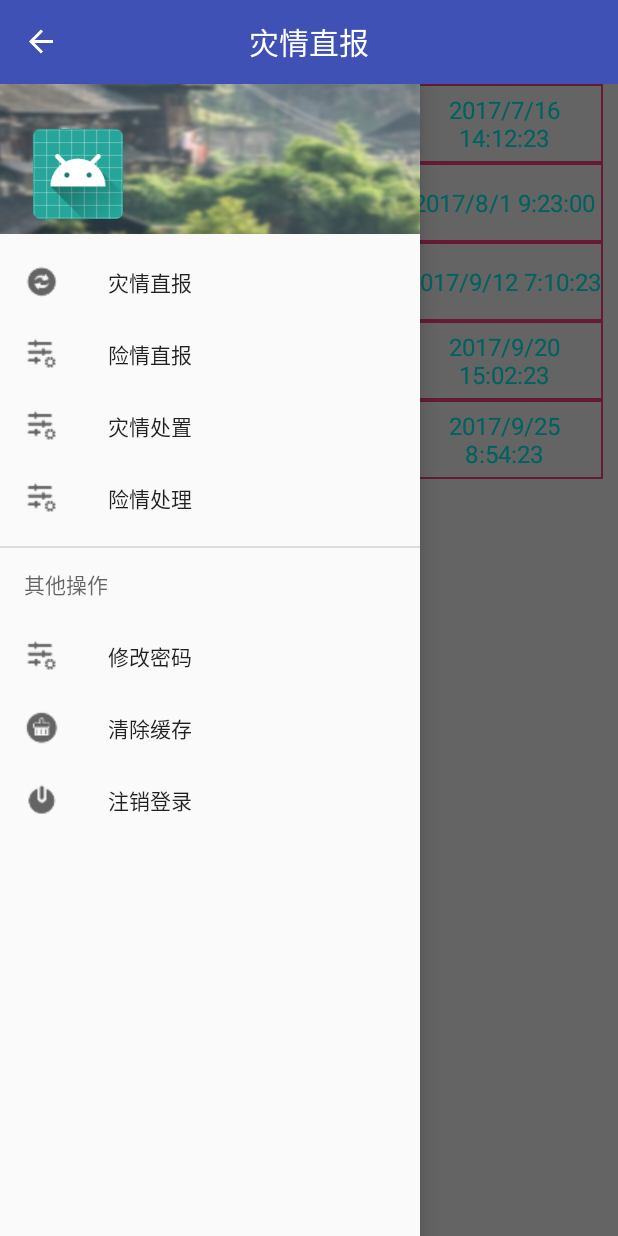
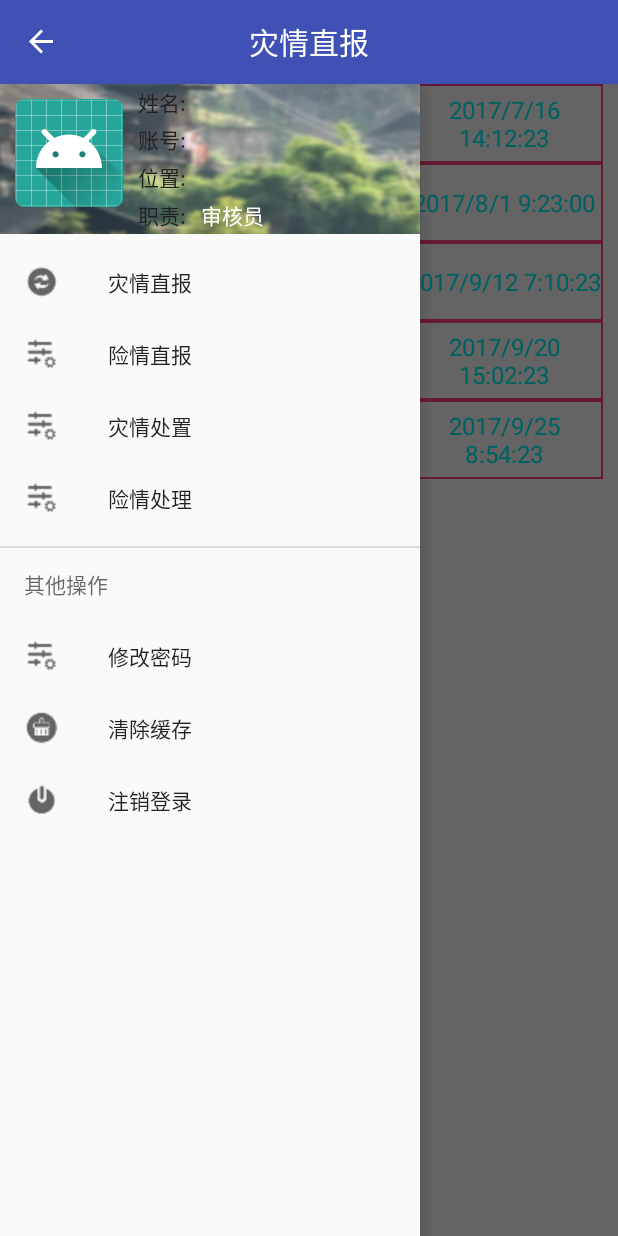
Before and after one commit to xingyufeifan/YNGSAGP, an Android app: the MainActivity screen opened directly, with no data from a screen before it, with the side drawer open, on a phone screen of 412 x 824 dp. Run offline under Robolectric (Android 15) with nearby library versions, the phone set to English and light mode, and no system bars; our stand-ins replace ButterKnife.

```diff
--- a/app/src/main/java/com/nandi/yngsagp/Constent.java
+++ b/app/src/main/java/com/nandi/yngsagp/Constant.java
@@ -4,7 +4,7 @@ package com.nandi.yngsagp;
  * Created by qingsong on 2017/11/15.
  */
 
-public class Constent {
+public class Constant {
     public  static  final  String AREA_ID = "AREA_ID";
     public  static  final  String ADDRESS = "ADDRESS";
     public  static  final  String NAME = "NAME";
--- a/app/src/main/java/com/nandi/yngsagp/activity/LoginActivity.java
+++ b/app/src/main/java/com/nandi/yngsagp/activity/LoginActivity.java
@@ -21,7 +21,7 @@ import android.widget.ScrollView;
 
 import com.nandi.yngsagp.OkHttpCallback;
 import com.nandi.yngsagp.R;
-import com.nandi.yngsagp.Constent;
+import com.nandi.yngsagp.Constant;
 import com.nandi.yngsagp.utils.OkHttpHelper;
 import com.nandi.yngsagp.utils.SharedUtils;
 
@@ -74,10 +74,10 @@ public class LoginActivity extends BaseActivity implements View.OnClickListener
         checkPremission();
         intiView();
         initListener();
-        if (SharedUtils.containsShare(mContext, Constent.MOBILE)&&SharedUtils.containsShare(mContext, Constent.PASSWORD)){
+        if (SharedUtils.containsShare(mContext, Constant.MOBILE)&&SharedUtils.containsShare(mContext, Constant.PASSWORD)){
             System.out.println("我来了");
-            etMobile.setText((String) SharedUtils.getShare(mContext, Constent.MOBILE,""));
-            etPassword.setText((String) SharedUtils.getShare(mContext, Constent.PASSWORD,""));
+            etMobile.setText((String) SharedUtils.getShare(mContext, Constant.MOBILE,""));
+            etPassword.setText((String) SharedUtils.getShare(mContext, Constant.PASSWORD,""));
         }else{
             System.out.println("我走了");
         }
@@ -221,8 +221,8 @@ public class LoginActivity extends BaseActivity implements View.OnClickListener
         OkHttpHelper.sendHttpGet(this, "http://192.168.10.195:8080/yncmd/appdocking/login/" + mobile + "/" + pwd, new OkHttpCallback() {
             @Override
             public void onSuccess(String response) {
-                SharedUtils.putShare(mContext, Constent.MOBILE,mobile);
-                SharedUtils.putShare(mContext, Constent.PASSWORD,pwd);
+                SharedUtils.putShare(mContext, Constant.MOBILE,mobile);
+                SharedUtils.putShare(mContext, Constant.PASSWORD,pwd);
                 progressDialog.dismiss();
                 try {
                     JSONObject jsonObject = new JSONObject(response);
@@ -253,15 +253,15 @@ public class LoginActivity extends BaseActivity implements View.OnClickListener
     private void initJson(JSONObject jsonObject) throws JSONException {
         JSONObject jsonData = new JSONObject(jsonObject.optString("data"));
         String area_id = jsonData.optString("area_id");
-        SharedUtils.putShare(mContext, Constent.AREA_ID,area_id);
+        SharedUtils.putShare(mContext, Constant.AREA_ID,area_id);
         String address = jsonData.optString("address");
-        SharedUtils.putShare(mContext, Constent.ADDRESS,address);
+        SharedUtils.putShare(mContext, Constant.ADDRESS,address);
         String name = jsonData.optString("name");
-        SharedUtils.putShare(mContext, Constent.NAME,name);
+        SharedUtils.putShare(mContext, Constant.NAME,name);
         String userName = jsonData.optString("userName");
-        SharedUtils.putShare(mContext, Constent.USER_NAME,userName);
+        SharedUtils.putShare(mContext, Constant.USER_NAME,userName);
         String type = jsonData.optString("type");
-        SharedUtils.putShare(mContext, Constent.TYPE,type);
+        SharedUtils.putShare(mContext, Constant.TYPE,type);
     }
 
     //权限申请
--- a/app/src/main/java/com/nandi/yngsagp/activity/MainActivity.java
+++ b/app/src/main/java/com/nandi/yngsagp/activity/MainActivity.java
@@ -4,6 +4,7 @@ import android.app.AlertDialog;
 import android.app.Fragment;
 import android.app.FragmentTransaction;
 import android.content.DialogInterface;
+import android.content.Intent;
 import android.os.Bundle;
 import android.support.annotation.NonNull;
 import android.support.design.widget.NavigationView;
@@ -16,10 +17,12 @@ import android.view.View;
 import android.widget.LinearLayout;
 import android.widget.TextView;
 
+import com.nandi.yngsagp.Constant;
 import com.nandi.yngsagp.R;
 import com.nandi.yngsagp.fragment.DangerFragment;
 import com.nandi.yngsagp.fragment.DisasterFragment;
 import com.nandi.yngsagp.fragment.ModifyFragment;
+import com.nandi.yngsagp.utils.SharedUtils;
 
 import butterknife.BindView;
 import butterknife.ButterKnife;
@@ -36,6 +39,10 @@ public class MainActivity extends BaseActivity implements NavigationView.OnNavig
     LinearLayout container;
     @BindView(R.id.tv_title)
     TextView tvTitle;
+    private String mobile;
+    private String address;
+    private String type;
+    private String name;
     private FragmentTransaction transaction;
 
     @Override
@@ -43,12 +50,34 @@ public class MainActivity extends BaseActivity implements NavigationView.OnNavig
         super.onCreate(savedInstanceState);
         setContentView(R.layout.activity_main);
         ButterKnife.bind(this);
+        initData();
         initViews();
+
+    }
+
+    private void initData() {
+        mobile= (String) SharedUtils.getShare(context, Constant.MOBILE,"");
+        address= (String) SharedUtils.getShare(context, Constant.ADDRESS,"");
+        type= (String) SharedUtils.getShare(context, Constant.TYPE,"");
+        name= (String) SharedUtils.getShare(context, Constant.NAME,"");
     }
 
     private void initViews() {
         toolbar.setTitle("");
         setSupportActionBar(toolbar);
+        View headerView = navView.getHeaderView(0);
+        TextView tvName = (TextView) headerView.findViewById(R.id.tv_name);
+        TextView tvAccount = (TextView) headerView.findViewById(R.id.tv_account);
+        TextView tvAddress = (TextView) headerView.findViewById(R.id.tv_address);
+        TextView tvDuty = (TextView) headerView.findViewById(R.id.tv_duty);
+        tvName.setText(name);
+        tvAccount.setText(mobile);
+        tvAddress.setText(address);
+        tvDuty.setText("0".equals(type)?"监测员":"审核员");
+        if ("0".equals(type)){
+            navView.getMenu().getItem(2).setVisible(false);
+            navView.getMenu().getItem(3).setVisible(false);
+        }
         ActionBarDrawerToggle toggle = new ActionBarDrawerToggle(
                 this, drawerLayout, toolbar, R.string.navigation_drawer_open, R.string.navigation_drawer_close);
         drawerLayout.setDrawerListener(toggle);
@@ -87,6 +116,7 @@ public class MainActivity extends BaseActivity implements NavigationView.OnNavig
             case R.id.nav_clear:
                 break;
             case R.id.nav_login_out:
+                loginOut();
                 break;
         }
         drawerLayout.closeDrawer(GravityCompat.START);
@@ -99,6 +129,26 @@ public class MainActivity extends BaseActivity implements NavigationView.OnNavig
         transaction.commit();
     }
 
+
+    private void loginOut() {
+        new AlertDialog.Builder(context)
+                .setTitle("提示")
+                .setMessage("确定要注销登录吗？")
+                .setPositiveButton("确定", new DialogInterface.OnClickListener() {
+                    @Override
+                    public void onClick(DialogInterface dialogInterface, int i) {
+                        // TODO: 2017/11/16 清空数据
+                        startActivity(new Intent(context,LoginActivity.class));
+                        finish();
+                    }
+                })
+                .setNegativeButton("取消", new DialogInterface.OnClickListener() {
+                    @Override
+                    public void onClick(DialogInterface dialogInterface, int i) {
+                        dialogInterface.dismiss();
+                    }
+                }).show();
+    }
 
     @Override
     public void onBackPressed() {
--- a/app/src/main/java/com/nandi/yngsagp/fragment/ModifyFragment.java
+++ b/app/src/main/java/com/nandi/yngsagp/fragment/ModifyFragment.java
@@ -11,12 +11,11 @@ import android.view.ViewGroup;
 import android.widget.Button;
 
 import com.blankj.utilcode.util.ToastUtils;
-import com.nandi.yngsagp.Constent;
+import com.nandi.yngsagp.Constant;
 import com.nandi.yngsagp.OkHttpCallback;
 import com.nandi.yngsagp.R;
 import com.nandi.yngsagp.utils.OkHttpHelper;
 import com.nandi.yngsagp.utils.SharedUtils;
-import com.zhy.http.okhttp.OkHttpUtils;
 
 import butterknife.BindView;
 import butterknife.ButterKnife;
@@ -49,7 +48,7 @@ public class ModifyFragment extends Fragment {
     public View onCreateView(LayoutInflater inflater, @Nullable ViewGroup container, @Nullable Bundle savedInstanceState) {
         View view = inflater.inflate(R.layout.fragment_modify, container, false);
         unbinder = ButterKnife.bind(this, view);
-        modifyUser.setText((String) SharedUtils.getShare(getActivity(), Constent.MOBILE,""));
+        modifyUser.setText((String) SharedUtils.getShare(getActivity(), Constant.MOBILE,""));
         return view;
     }
 
--- a/app/src/main/res/layout/nav_header_main.xml
+++ b/app/src/main/res/layout/nav_header_main.xml
@@ -4,15 +4,89 @@
     android:layout_width="match_parent"
     android:layout_height="@dimen/nav_header_height"
     android:background="@drawable/image_header3"
-    android:orientation="vertical"
+    android:orientation="horizontal"
     android:gravity="top"
-    android:paddingBottom="@dimen/activity_vertical_margin"
-    android:paddingLeft="@dimen/activity_horizontal_margin"
-    android:paddingRight="@dimen/activity_horizontal_margin"
-    android:paddingTop="30dp"
     android:theme="@style/ThemeOverlay.AppCompat.Dark">
     <ImageView
         android:src="@mipmap/ic_launcher"
+        android:layout_margin="10dp"
         android:layout_width="wrap_content"
         android:layout_height="wrap_content" />
+    <LinearLayout
+        android:orientation="vertical"
+        android:layout_width="match_parent"
+        android:layout_height="match_parent">
+        <LinearLayout
+            android:layout_weight="1"
+            android:layout_width="match_parent"
+            android:gravity="center_vertical"
+            android:layout_height="0dp">
+            <TextView
+                android:text="姓名:"
+                android:textColor="@color/header_left_text"
+                android:layout_marginRight="10dp"
+                android:layout_width="wrap_content"
+                android:layout_height="wrap_content" />
+            <TextView
+                android:id="@+id/tv_name"
+                android:text="李青松"
+                android:textColor="@color/header_right_text"
+                android:layout_width="wrap_content"
+                android:layout_height="wrap_content" />
+        </LinearLayout>
+        <LinearLayout
+            android:layout_weight="1"
+            android:layout_width="match_parent"
+            android:gravity="center_vertical"
+            android:layout_height="0dp">
+            <TextView
+                android:text="账号:"
+                android:textColor="@color/header_left_text"
+                android:layout_marginRight="10dp"
+                android:layout_width="wrap_content"
+                android:layout_height="wrap_content" />
+            <TextView
+                android:id="@+id/tv_account"
+                android:text="13569558467"
+                android:textColor="@color/header_right_text"
+                android:layout_width="wrap_content"
+                android:layout_height="wrap_content" />
+        </LinearLayout>
+        <LinearLayout
+            android:layout_weight="1"
+            android:gravity="center_vertical"
+            android:layout_width="match_parent"
+            android:layout_height="0dp">
+            <TextView
+                android:text="位置:"
+                android:textColor="@color/header_left_text"
+                android:layout_marginRight="10dp"
+                android:layout_width="wrap_content"
+                android:layout_height="wrap_content" />
+            <TextView
+                android:id="@+id/tv_address"
+                android:text="渝北"
+                android:textColor="@color/header_right_text"
+                android:layout_width="wrap_content"
+                android:layout_height="wrap_content" />
+        </LinearLayout>
+        <LinearLayout
+            android:layout_weight="1"
+            android:gravity="center_vertical"
+            android:layout_width="match_parent"
+            android:layout_height="0dp">
+            <TextView
+                android:text="职责:"
+                android:textColor="@color/header_left_text"
+                android:layout_marginRight="10dp"
+                android:layout_width="wrap_content"
+                android:layout_height="wrap_content" />
+            <TextView
+                android:id="@+id/tv_duty"
+                android:text="监测员"
+                android:textColor="@color/header_right_text"
+                android:layout_width="wrap_content"
+                android:layout_height="wrap_content" />
+        </LinearLayout>
+    </LinearLayout>
 </LinearLayout>
--- a/app/src/main/res/values/colors.xml
+++ b/app/src/main/res/values/colors.xml
@@ -4,4 +4,6 @@
     <color name="colorPrimaryDark">#303F9F</color>
     <color name="colorAccent">#FF4081</color>
     <color name="colorLine">#FF4081</color>
+    <color name="header_left_text">#222222</color>
+    <color name="header_right_text">#ffffff</color>
 </resources>
```
